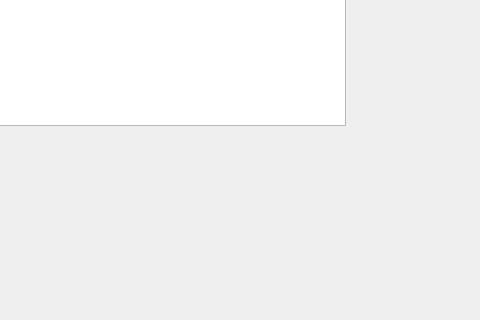
This is bank_automat/transactionsform.ui in nikopippuri/atm-project as Qt 5 draws it before an edit; both pictures show x 285 to 765 and y 265 to 585 of the 1234 by 755 pixel window. The edited form follows.
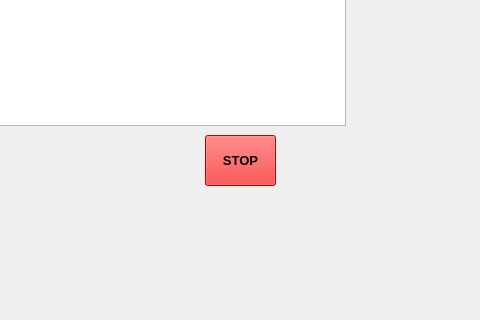
This is the edited form.

Commit message: stop nappi qt tapahtumahistoriaan

```diff
--- a/bank_automat/transactionsform.ui
+++ b/bank_automat/transactionsform.ui
@@ -23,6 +23,29 @@
     </rect>
    </property>
   </widget>
+  <widget class="QPushButton" name="btnStop">
+   <property name="geometry">
+    <rect>
+     <x>490</x>
+     <y>400</y>
+     <width>71</width>
+     <height>51</height>
+    </rect>
+   </property>
+   <property name="font">
+    <font>
+     <pointsize>10</pointsize>
+     <bold>true</bold>
+    </font>
+   </property>
+   <property name="styleSheet">
+    <string notr="true">background-color: rgb(255, 0, 0);
+color: rgb(0, 0, 0);</string>
+   </property>
+   <property name="text">
+    <string>STOP</string>
+   </property>
+  </widget>
  </widget>
  <resources/>
  <connections/>
```
The commit also changes 3 other files.
